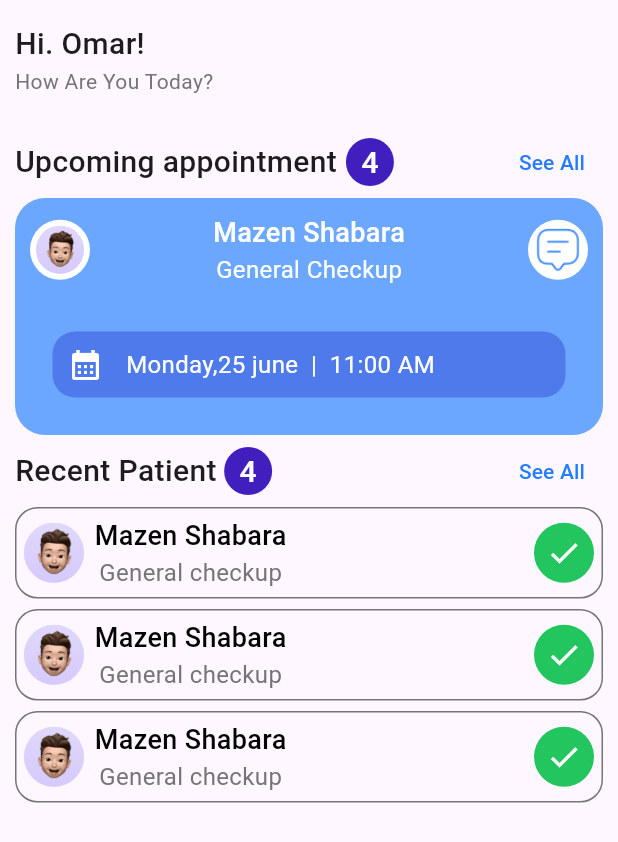
After one commit to nadanasser0/Health_Care_App, a Flutter app: the HomeScreenD screen opened directly, on a phone screen of 412 x 824 dp. The commit adds this screen. Shown: the top 842 px of the screen. Run offline on Flutter 3.47's test engine with Material 3 defaults, Android fonts, the phone set to English and light mode, and no system bars; our stand-ins replace animated_bottom_navigation_bar, badges, easy_date_timeline, emoji_picker_flutter, file_picker, image_picker and 2 more; missing offline and left inert: record.

Commit message:
add home => doctor side ==> navigation_scrren

```diff
--- /dev/null
+++ b/lib/Features/doctor_side/calender_screen/calender_screen.dart
@@ -0,0 +1,10 @@
+import 'package:flutter/material.dart';
+
+class CalenderScreenD extends StatelessWidget {
+  const CalenderScreenD({super.key});
+
+  @override
+  Widget build(BuildContext context) {
+    return Scaffold(appBar: AppBar(title: Text("calender")));
+  }
+}
--- /dev/null
+++ b/lib/Features/doctor_side/home_screen/home_screen.dart
@@ -0,0 +1,199 @@
+import 'package:flutter/material.dart';
+import 'package:health_care_app/Features/doctor_side/home_screen/widgets/patient_card.dart';
+import 'package:health_care_app/core/constants/colors.dart';
+
+class HomeScreenD extends StatelessWidget {
+  const HomeScreenD({super.key});
+
+  @override
+  Widget build(BuildContext context) {
+    return Scaffold(
+      body: SafeArea(
+        child: Padding(
+          padding: const EdgeInsets.all(10.0),
+          child: Column(
+            crossAxisAlignment: CrossAxisAlignment.start,
+            children: [
+              SizedBox(height: 5),
+              Text(
+                "Hi. Omar!",
+                style: TextStyle(fontSize: 20, fontWeight: FontWeight.w500),
+              ),
+              Text(
+                "How Are You Today?",
+                style: TextStyle(color: AppColors.greyColor),
+              ),
+              SizedBox(height: 20),
+              Row(
+                children: [
+                  Text(
+                    "Upcoming appointment",
+                    style: TextStyle(fontSize: 20, fontWeight: FontWeight.w500),
+                  ),
+                  SizedBox(width: 6),
+                  CircleAvatar(
+                    backgroundColor: AppColors.purpuleColor,
+                    radius: 16,
+                    child: Text(
+                      "4",
+                      style: TextStyle(
+                        fontWeight: FontWeight.w500,
+                        fontSize: 20,
+                        color: AppColors.whiteColor,
+                      ),
+                    ),
+                  ),
+                  Spacer(),
+                  TextButton(
+                    onPressed: () {
+                      // Navigator.push(context, MaterialPageRoute(builder: (context) => DoctorAppointment(),));
+                    },
+                    child: Text(
+                      "See All",
+                      style: TextStyle(color: AppColors.blueColor),
+                    ),
+                  ),
+                ],
+              ),
+              Container(
+                width: double.maxFinite,
+                decoration: BoxDecoration(
+                  borderRadius: BorderRadius.all(Radius.circular(20)),
+                  color: AppColors.cyanColor,
+                ),
+                child: Padding(
+                  padding: const EdgeInsets.all(10.0),
+                  child: Column(
+                    children: [
+                      Row(
+                        mainAxisAlignment: MainAxisAlignment.spaceBetween,
+                        children: [
+                          CircleAvatar(
+                            backgroundColor: AppColors.whiteColor,
+                            child: Padding(
+                              padding: const EdgeInsets.all(4.0),
+                              child: CircleAvatar(
+                                backgroundImage: AssetImage(
+                                  'lib/images/img.png',
+                                ),
+                              ),
+                            ),
+                          ),
+                          Column(
+                            children: [
+                              Text(
+                                "Mazen Shabara",
+                                style: TextStyle(
+                                  fontSize: 18,
+                                  color: AppColors.whiteColor,
+                                  fontWeight: FontWeight.w500,
+                                ),
+                              ),
+                              Text(
+                                "General Checkup",
+                                style: TextStyle(
+                                  fontSize: 16,
+                                  color: AppColors.whiteColor,
+                                  fontWeight: FontWeight.w400,
+                                ),
+                              ),
+                            ],
+                          ),
+                          CircleAvatar(
+                            backgroundColor: AppColors.whiteColor,
+                            child: Padding(
+                              padding: const EdgeInsets.all(4.0),
+                              child: ClipRRect(
+                                child: Image(
+                                  image: AssetImage(
+                                    "lib/images/message-text.png",
+                                  ),
+                                  fit: BoxFit.cover,
+                                ),
+                              ),
+                            ),
+                          ),
+                        ],
+                      ),
+                      SizedBox(height: 15),
+                      Padding(
+                        padding: const EdgeInsets.all(15.0),
+                        child: Container(
+                          width: double.maxFinite,
+                          decoration: BoxDecoration(
+                            borderRadius: BorderRadius.all(Radius.circular(15)),
+                            color: AppColors.darkBlueColor,
+                          ),
+                          child: Padding(
+                            padding: const EdgeInsets.all(10.0),
+                            child: Row(
+                              children: [
+                                Icon(
+                                  Icons.calendar_month,
+                                  color: AppColors.whiteColor,
+                                ),
+                                SizedBox(width: 15),
+                                Text(
+                                  "Monday,25 june  |  11:00 AM",
+                                  style: TextStyle(
+                                    fontSize: 16,
+                                    color: AppColors.whiteColor,
+                                    fontWeight: FontWeight.w400,
+                                  ),
+                                ),
+                              ],
+                            ),
+                          ),
+                        ),
+                      ),
+                    ],
+                  ),
+                ),
+              ),
+              Row(
+                children: [
+                  Text(
+                    "Recent Patient",
+                    style: TextStyle(fontSize: 20, fontWeight: FontWeight.w500),
+                  ),
+                  SizedBox(width: 5),
+                  CircleAvatar(
+                    backgroundColor: AppColors.purpuleColor,
+                    radius: 16,
+                    child: Text(
+                      "4",
+                      style: TextStyle(
+                        fontWeight: FontWeight.w500,
+                        fontSize: 20,
+                        color: AppColors.whiteColor,
+                      ),
+                    ),
+                  ),
+                  Spacer(),
+                  TextButton(
+                    onPressed: () {},
+                    child: Text(
+                      "See All",
+                      style: TextStyle(color: AppColors.blueColor),
+                    ),
+                  ),
+                ],
+              ),
+              Expanded(
+                child: ListView.separated(
+                  itemBuilder: (context, index) => PatientCard(
+                    name: "Mazen Shabara",
+                    status: "General checkup",
+                    imgPath: "lib/images/img.png",
+                  ),
+                  separatorBuilder: (context, index) => SizedBox(height: 7),
+                  itemCount: 3,
+                ),
+              ),
+            ],
+          ),
+        ),
+      ),
+    );
+  }
+}
--- /dev/null
+++ b/lib/Features/doctor_side/home_screen/widgets/patient_card.dart
@@ -0,0 +1,60 @@
+import 'package:flutter/material.dart';
+import 'package:health_care_app/core/constants/colors.dart';
+
+class PatientCard extends StatelessWidget {
+  const PatientCard({
+    super.key,
+    required this.name,
+    required this.status,
+    required this.imgPath,
+  });
+  final String name;
+  final String status;
+  final String imgPath;
+  @override
+  Widget build(BuildContext context) {
+    return Container(
+      width: double.maxFinite,
+      decoration: BoxDecoration(
+        borderRadius: BorderRadius.circular(15),
+        border: Border.all(color: AppColors.greyColor),
+      ),
+      child: Padding(
+        padding: const EdgeInsets.all(5.0),
+        child: Row(
+          children: [
+            CircleAvatar(radius: 20, backgroundImage: AssetImage(imgPath)),
+            SizedBox(width: 7),
+            Column(
+              children: [
+                Text(
+                  name,
+                  style: TextStyle(
+                    fontSize: 18,
+                    color: AppColors.blackColor,
+                    fontWeight: FontWeight.w500,
+                  ),
+                ),
+                Text(
+                  status,
+                  style: TextStyle(
+                    fontSize: 16,
+                    color: AppColors.greyColor,
+                    fontWeight: FontWeight.w400,
+                  ),
+                ),
+              ],
+            ),
+            Spacer(),
+            CircleAvatar(
+              radius: 20,
+              backgroundColor: AppColors.greenColor,
+              foregroundColor: AppColors.whiteColor,
+              child: Icon(Icons.check),
+            ),
+          ],
+        ),
+      ),
+    );
+  }
+}
--- /dev/null
+++ b/lib/Features/doctor_side/navigation_screen.dart
@@ -0,0 +1,55 @@
+import 'package:flutter/cupertino.dart';
+import 'package:flutter/material.dart';
+import 'package:animated_bottom_navigation_bar/animated_bottom_navigation_bar.dart';
+import 'package:health_care_app/Features/doctor_side/calender_screen/calender_screen.dart';
+import 'package:health_care_app/Features/doctor_side/home_screen/home_screen.dart';
+import 'package:health_care_app/Features/doctor_side/profile_screen/profile_screen.dart';
+import 'package:health_care_app/Features/doctor_side/search_screen/search_screen.dart';
+
+class NavigationScreen extends StatefulWidget {
+  NavigationScreen({super.key});
+
+  @override
+  State<NavigationScreen> createState() => _NavigationScreenState();
+}
+
+class _NavigationScreenState extends State<NavigationScreen> {
+  int pageIndex = 0;
+
+  List<Widget> pages = [
+    HomeScreenD(), //0
+    SearchScreenD(), // 1
+    CalenderScreenD(), // 2
+    ProfileScreenD(), // 3
+  ];
+
+  final List<IconData> icons = [
+    CupertinoIcons.home,
+    CupertinoIcons.search,
+    CupertinoIcons.calendar,
+    CupertinoIcons.settings,
+  ];
+
+  @override
+  Widget build(BuildContext context) {
+    return Scaffold(
+      body: IndexedStack(index: pageIndex, children: pages),
+      bottomNavigationBar: AnimatedBottomNavigationBar(
+        icons: icons,
+        inactiveColor: Colors.black.withOpacity(0.5),
+        activeColor: const Color.fromARGB(255, 148, 33, 25),
+        gapLocation: GapLocation.none,
+        leftCornerRadius: 20,
+        rightCornerRadius: 20,
+        iconSize: 25,
+        notchSmoothness: NotchSmoothness.softEdge,
+        activeIndex: pageIndex,
+        onTap: (index) {
+          setState(() {
+            pageIndex = index;
+          });
+        },
+      ),
+    );
+  }
+}
--- /dev/null
+++ b/lib/Features/doctor_side/profile_screen/profile_screen.dart
@@ -0,0 +1,10 @@
+import 'package:flutter/material.dart';
+
+class ProfileScreenD extends StatelessWidget {
+  const ProfileScreenD({super.key});
+
+  @override
+  Widget build(BuildContext context) {
+    return Scaffold(appBar: AppBar(title: Text("profile")));
+  }
+}
--- /dev/null
+++ b/lib/Features/doctor_side/search_screen/search_screen.dart
@@ -0,0 +1,10 @@
+import 'package:flutter/material.dart';
+
+class SearchScreenD extends StatelessWidget {
+  const SearchScreenD({super.key});
+
+  @override
+  Widget build(BuildContext context) {
+    return Scaffold(appBar: AppBar(title: Text("Search")));
+  }
+}
--- a/lib/core/constants/colors.dart
+++ b/lib/core/constants/colors.dart
@@ -20,4 +20,9 @@ static final Color greenColor = Color(0xff22C55E);
   static final Color darkGreyColor = Color(0xFF454B60);
   static final Color lightGrey = Colors.grey.shade200;
   static final Color starColor = Colors.amber;
+  //
+  static final Color purpuleColor = Color(0xff411FBE);
+  static final Color darkBlueColor = Color(0xff4f7aeb);
+  static final Color cyanColor = Color(0xff6ca7ff);
+  static final Color green = Color(0xff411FBE);
 }
--- a/lib/main.dart
+++ b/lib/main.dart
@@ -1,8 +1,8 @@
 import 'package:flutter/material.dart';
+import 'package:health_care_app/Features/doctor_side/navigation_screen.dart';
 import 'package:health_care_app/core/routes/app_routes.dart';
 import 'package:health_care_app/core/routes/route_generator.dart';
 // import 'package:health_care_app/Presentation/log_in/view/login_view.dart';
-
 
 void main() {
   runApp(MyApp());
@@ -13,10 +13,12 @@ class MyApp extends StatelessWidget {
 
   @override
   Widget build(BuildContext context) {
-     return MaterialApp(
+    return MaterialApp(
       debugShowCheckedModeBanner: false,
-      initialRoute:AppRoutes.splash,
-      onGenerateRoute:RouteGenerator.generateRoute,
+      initialRoute: AppRoutes.splash,
+      onGenerateRoute: RouteGenerator.generateRoute,
+      // initialRoute: "/",
+      // routes: {"/": (context) => NavigationScreen()},
     );
   }
 }
--- a/pubspec.yaml
+++ b/pubspec.yaml
@@ -25,6 +25,7 @@ dependencies:
 
 
 
+
 dev_dependencies:
   flutter_test:
     sdk: flutter
```
Also changed, not shown: lib/Features/doctor_side/empty.dart (deleted), lib/images/img.png (added), lib/images/message-text.png (added). Lines whose indentation alone changed are shown as unchanged.
